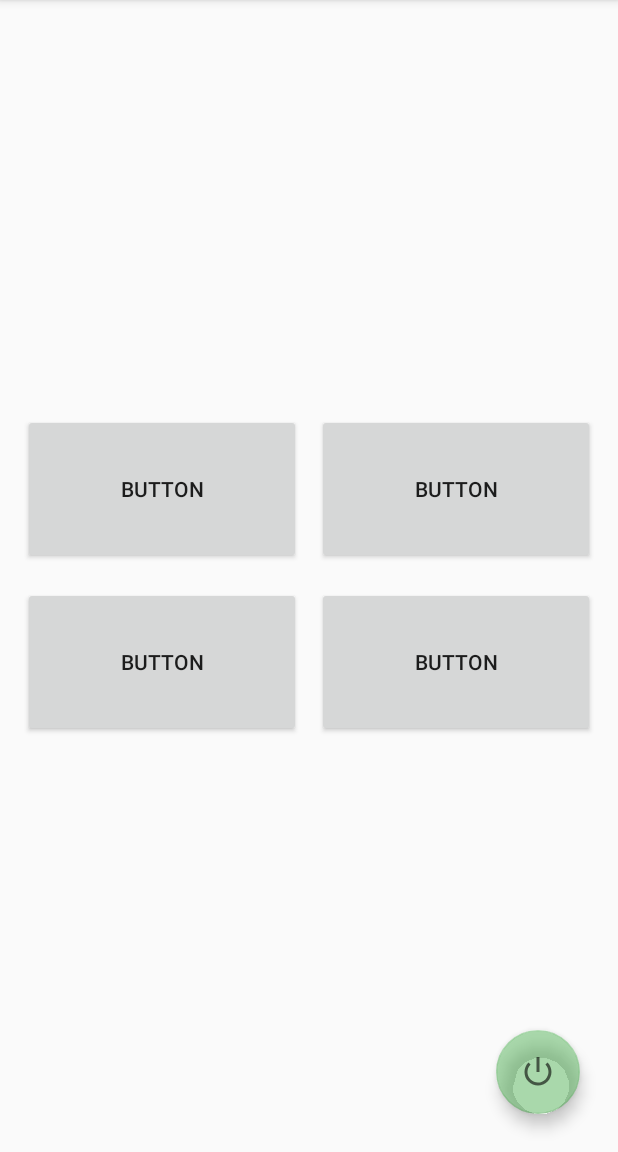
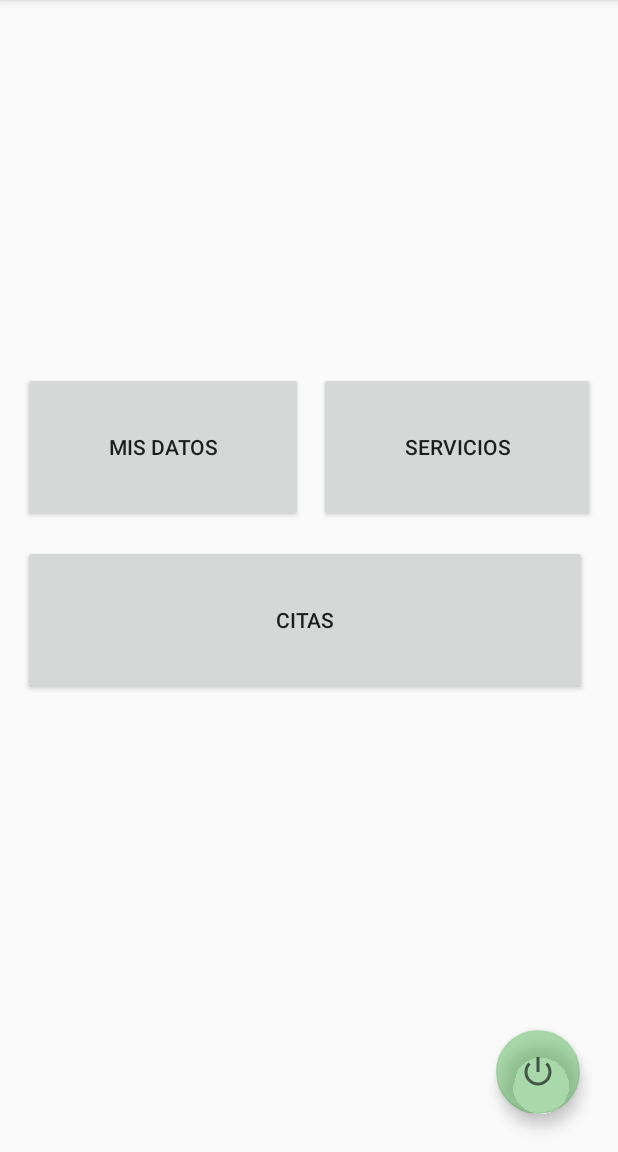
Before and after one commit to gama12345/PlusLab, an Android app: the MenuPrincipal screen opened directly, with no data from a screen before it, on a phone screen of 412 x 824 dp, the part 84-1236 px from its top. Run offline under Robolectric (Android 15) with nearby library versions, the phone set to English and light mode, and no system bars; 1 statement that could not run was skipped.

Commit message:
Tipo usuario e interfaz datos admin

```diff
--- a/app/src/main/AndroidManifest.xml
+++ b/app/src/main/AndroidManifest.xml
@@ -9,7 +9,9 @@
         android:roundIcon="@mipmap/ic_launcher_round"
         android:supportsRtl="true"
         android:theme="@style/AppTheme">
-        <activity android:name=".MenuPrincipal"></activity>
+        <activity android:name=".MisdatosPacienteActivity"></activity>
+        <activity android:name=".MisdatosAdminActivity" />
+        <activity android:name=".MenuPrincipal" />
         <activity android:name=".RegistrarPacienteActivity" />
         <activity android:name=".InicioSesionActivity" />
         <activity android:name=".MainActivity">
--- a/app/src/main/java/com/example/pluslab/MenuPrincipal.java
+++ b/app/src/main/java/com/example/pluslab/MenuPrincipal.java
@@ -1,11 +1,13 @@
 package com.example.pluslab;
 
 import androidx.appcompat.app.AppCompatActivity;
+import androidx.appcompat.widget.Toolbar;
 
 import android.content.Intent;
 import android.database.sqlite.SQLiteDatabase;
 import android.os.Bundle;
 import android.view.View;
+import android.widget.Button;
 
 import com.google.android.material.floatingactionbutton.FloatingActionButton;
 
@@ -15,7 +17,19 @@ public class MenuPrincipal extends AppCompatActivity {
     protected void onCreate(Bundle savedInstanceState) {
         super.onCreate(savedInstanceState);
         setContentView(R.layout.menu_principal_activity);
+        Toolbar myToolbar = (Toolbar) findViewById(R.id.custom_toolbar);
+        setSupportActionBar(myToolbar);
+        agregarBtnAccion();
         configurarBtnFlotante();
+    }
+
+    void agregarBtnAccion(){
+        Button btnMisdatos = findViewById(R.id.btnMisdatos);
+        Button btnServicios = findViewById(R.id.btnServicios);
+        Button btnCitas = findViewById(R.id.btnCitas);
+        if(InicioSesionActivity.tipoUsuario.equals("Administrador")){
+            btnMisdatos.setOnClickListener(irDatosAdmin);
+        }
     }
 
     void configurarBtnFlotante(){
@@ -33,4 +47,22 @@ public class MenuPrincipal extends AppCompatActivity {
             }
         });
     }
+
+    //ActionListeners
+    View.OnClickListener irDatosAdmin = new View.OnClickListener() {
+        @Override
+        public void onClick(View view) {
+            Intent intent = new Intent(MenuPrincipal.this, MisdatosAdminActivity.class);
+            intent.setFlags(intent.getFlags() | Intent.FLAG_ACTIVITY_NO_HISTORY);
+            MenuPrincipal.this.startActivity(intent);
+        }
+    };
+    View.OnClickListener irDatosPaciente = new View.OnClickListener() {
+        @Override
+        public void onClick(View view) {
+            Intent intent = new Intent(MenuPrincipal.this, MisdatosPacienteActivity.class);
+            intent.setFlags(intent.getFlags() | Intent.FLAG_ACTIVITY_NO_HISTORY);
+            MenuPrincipal.this.startActivity(intent);
+        }
+    };
 }
--- /dev/null
+++ b/app/src/main/res/layout/custom_toolbar.xml
@@ -0,0 +1,9 @@
+<?xml version="1.0" encoding="utf-8"?>
+<androidx.appcompat.widget.Toolbar xmlns:android="http://schemas.android.com/apk/res/android"
+    xmlns:app="http://schemas.android.com/apk/res-auto"
+    android:id="@+id/toolbar"
+    android:layout_width="match_parent"
+    android:layout_height="?attr/actionBarSize"
+    android:background="@color/colorPrimary"
+    android:elevation="4dp"
+    app:titleTextColor="#FFFFFF"></androidx.appcompat.widget.Toolbar>
--- a/app/src/main/res/layout/menu_principal_activity.xml
+++ b/app/src/main/res/layout/menu_principal_activity.xml
@@ -5,6 +5,10 @@
     android:layout_width="match_parent"
     android:layout_height="match_parent"
     tools:context=".MenuPrincipal">
+
+    <include
+        android:id="@+id/custom_toolbar"
+        layout="@layout/custom_toolbar"></include>
 
     <com.google.android.material.floatingactionbutton.FloatingActionButton
         android:id="@+id/floatingActionButton"
@@ -38,22 +42,22 @@
                 android:orientation="horizontal">
 
                 <Button
-                    android:id="@+id/button"
+                    android:id="@+id/btnMisdatos"
                     android:layout_width="wrap_content"
                     android:layout_height="wrap_content"
                     android:layout_marginRight="5dp"
                     android:layout_weight="1"
                     android:minHeight="100dp"
-                    android:text="Button" />
+                    android:text="Mis datos" />
 
                 <Button
-                    android:id="@+id/button2"
+                    android:id="@+id/btnServicios"
                     android:layout_width="wrap_content"
                     android:layout_height="wrap_content"
                     android:layout_marginLeft="5dp"
                     android:layout_weight="1"
                     android:minHeight="100dp"
-                    android:text="Button" />
+                    android:text="Servicios" />
             </LinearLayout>
 
             <LinearLayout
@@ -62,22 +66,14 @@
                 android:orientation="horizontal">
 
                 <Button
-                    android:id="@+id/button3"
+                    android:id="@+id/btnCitas"
                     android:layout_width="wrap_content"
                     android:layout_height="wrap_content"
                     android:layout_marginRight="5dp"
                     android:layout_weight="1"
                     android:minHeight="100dp"
-                    android:text="Button" />
+                    android:text="Citas" />
 
-                <Button
-                    android:id="@+id/button4"
-                    android:layout_width="wrap_content"
-                    android:layout_height="wrap_content"
-                    android:layout_marginLeft="5dp"
-                    android:layout_weight="1"
-                    android:minHeight="100dp"
-                    android:text="Button" />
             </LinearLayout>
 
         </LinearLayout>
--- a/app/src/main/res/values/styles.xml
+++ b/app/src/main/res/values/styles.xml
@@ -1,7 +1,7 @@
 <resources>
 
     <!-- Base application theme. -->
-    <style name="AppTheme" parent="Theme.AppCompat.Light.DarkActionBar">
+    <style name="AppTheme" parent="Theme.AppCompat.Light.NoActionBar">
         <!-- Customize your theme here. -->
         <item name="colorPrimary">@color/colorPrimary</item>
         <item name="colorPrimaryDark">@color/colorPrimaryDark</item>
```
Also changed, not shown: app/src/main/java/com/example/pluslab/InicioSesionActivity.java (+34 -6 lines), app/src/main/java/com/example/pluslab/MainActivity.java (+21 -4 lines), app/src/main/java/com/example/pluslab/MisdatosAdminActivity.java (added, +39 -0 lines), app/src/main/java/com/example/pluslab/MisdatosPacienteActivity.java (added, +14 -0 lines), app/src/main/java/com/example/pluslab/RegistrarPacienteActivity.java (+12 -3 lines), app/src/main/res/layout/misdatos_admin_activity.xml (added, +225 -0 lines), app/src/main/res/layout/misdatos_paciente_activity.xml (added, +9 -0 lines).
